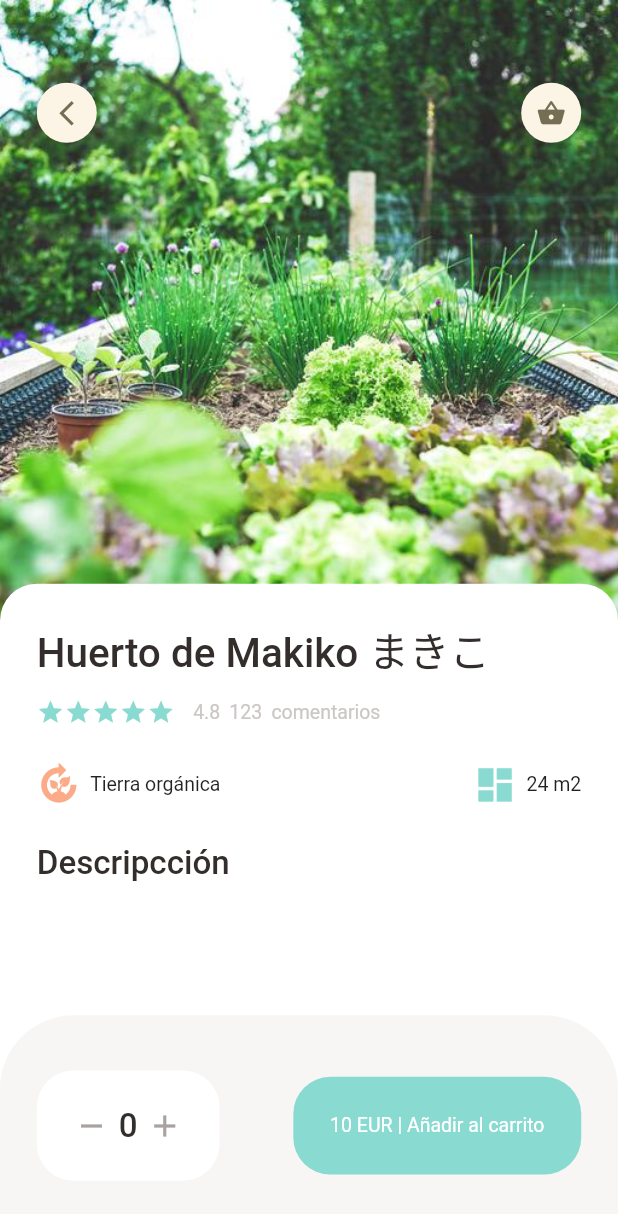
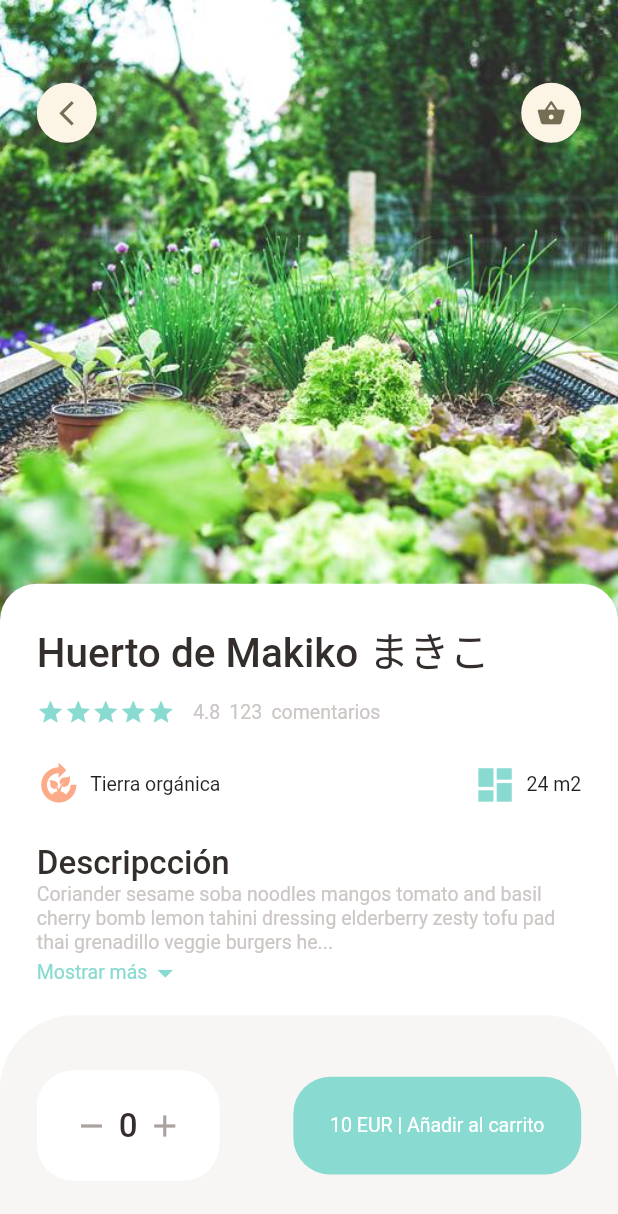
Before and after one commit to GitRockie/farmee, a Flutter app: the screen it shows after launch, on a phone screen of 412 x 824 dp. Shown: the top 1214 px of the screen. Run offline on Flutter 3.47's test engine with Material 2 defaults, Android fonts, the phone set to English and light mode, and no system bars; our stand-ins replace dots_indicator, get.

Commit message:
Scroll/Collapse Description Detail
Rstriction for height of text
Number of letters with text height solution implement
Separating text in two parts setting condition

```diff
--- a/lib/main.dart
+++ b/lib/main.dart
@@ -1,5 +1,4 @@
 import 'package:farmee_app/pages/farm/popular_farm_detail.dart';
-import 'package:farmee_app/pages/home/main_farms_page.dart';
 
 import 'package:flutter/material.dart';
 import 'package:get/get.dart';
--- a/lib/pages/farm/popular_farm_detail.dart
+++ b/lib/pages/farm/popular_farm_detail.dart
@@ -1,6 +1,7 @@
 import 'package:farmee_app/utils/dimensions.dart';
 import 'package:farmee_app/widgets/app_column.dart';
 import 'package:farmee_app/widgets/app_icon.dart';
+import 'package:farmee_app/widgets/expandable_text.dart';
 import 'package:farmee_app/widgets/small_text.dart';
 import 'package:flutter/material.dart';
 
@@ -16,6 +17,7 @@ class PopularFarmDetail extends StatelessWidget {
       backgroundColor: Colors.white,
       body: Stack(
         children: [
+          //background image
           Positioned(
               left: 0,
               right: 0,
@@ -27,6 +29,7 @@ class PopularFarmDetail extends StatelessWidget {
                         fit: BoxFit.cover,
                         image: AssetImage('assets/images/huerto3.png'))),
               )),
+          //icons widget
           Positioned(
             top: Dimensions.height45,
             left: Dimensions.width20,
@@ -38,6 +41,7 @@ class PopularFarmDetail extends StatelessWidget {
                   AppIcon(icon: Icons.shopping_basket),
                 ]),
           ),
+          //inroduction of farm
           Positioned(
               left: 0,
               right: 0,
@@ -62,7 +66,12 @@ class PopularFarmDetail extends StatelessWidget {
                       SizedBox(
                         height: Dimensions.height20,
                       ),
-                      const BigText(text: 'Descripcción')
+                      const BigText(text: 'Descripcción'),
+                      //Expandable Text Widget
+                      const ExpandableText(
+                        text:
+                            'Coriander sesame soba noodles mangos tomato and basil cherry bomb lemon tahini dressing elderberry zesty tofu pad thai grenadillo veggie burgers heat. Almond milk alfalfa sprouts cayenne cool cucumbers shaved almonds lemon lime minty thyme blood orange smash  mushrooms miso turmeric glazed aubergine bite sized pesto creamy cauliflower alfredo.',
+                      )
                     ],
                   ))),
         ],
--- /dev/null
+++ b/lib/widgets/expandable_text.dart
@@ -0,0 +1,64 @@
+import 'package:farmee_app/utils/colors.dart';
+import 'package:farmee_app/utils/dimensions.dart';
+import 'package:farmee_app/widgets/small_text.dart';
+import 'package:flutter/material.dart';
+
+class ExpandableText extends StatefulWidget {
+  final String text;
+  const ExpandableText({super.key, required this.text});
+
+  @override
+  State<ExpandableText> createState() => _ExpandableTextState();
+}
+
+class _ExpandableTextState extends State<ExpandableText> {
+  late String firstHalfText;
+  late String secondHalfText;
+
+  bool hiddenText = true;
+
+  double textHeight = Dimensions.screenHeight / 5.6;
+
+  @override
+  void initState() {
+    super.initState();
+    if (widget.text.length > textHeight) {
+      //splitting text in two sections
+      firstHalfText = widget.text.substring(0, textHeight.toInt());
+      secondHalfText =
+          widget.text.substring(textHeight.toInt() + 1, widget.text.length);
+    } else {
+      firstHalfText = widget.text;
+      secondHalfText = '';
+    }
+  }
+
+  @override
+  Widget build(BuildContext context) {
+    return Container(
+      child: secondHalfText.isEmpty
+          ? SmallText(text: firstHalfText)
+          : Column(
+              children: [
+                SmallText(
+                    text: hiddenText
+                        ? (firstHalfText + '...')
+                        : (firstHalfText + secondHalfText)),
+                InkWell(
+                  onTap: () {},
+                  child: Row(children: const [
+                    SmallText(
+                      text: 'Mostrar más',
+                      color: AppColors.mainColor,
+                    ),
+                    Icon(
+                      Icons.arrow_drop_down,
+                      color: AppColors.mainColor,
+                    ),
+                  ]),
+                )
+              ],
+            ),
+    );
+  }
+}
```
